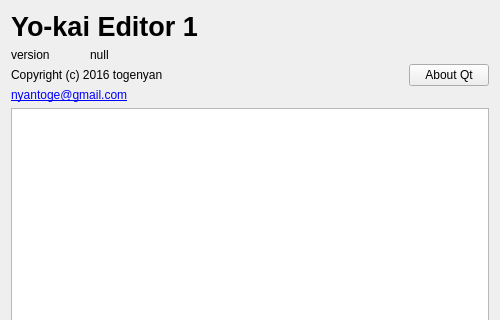
nobodyF34R/ykw-editors, file source-code/1/version_dialog.ui: the form before one commit; both pictures show x 0 to 500 and y 0 to 320 of the 500 by 500 pixel window.
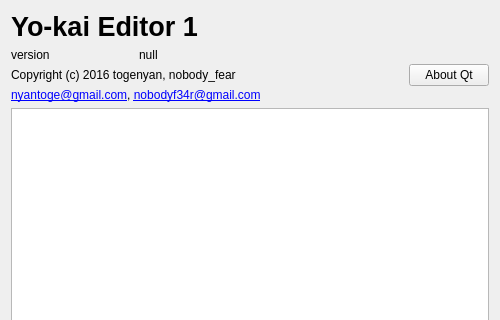
The form after the commit.

```diff
--- a/source-code/1/version_dialog.ui
+++ b/source-code/1/version_dialog.ui
@@ -58,14 +58,14 @@
          <item>
           <widget class="QLabel" name="label_4">
            <property name="text">
-            <string notr="true">Copyright (c) 2016 togenyan</string>
+            <string notr="true">Copyright (c) 2016 togenyan, nobody_fear</string>
            </property>
           </widget>
          </item>
          <item>
           <widget class="QLabel" name="label_5">
            <property name="text">
-            <string notr="true">&lt;a href=&quot;mailto:nyantoge@gmail.com&quot;&gt;nyantoge@gmail.com&lt;/a&gt;</string>
+            <string notr="true">&lt;a href=&quot;mailto:nyantoge@gmail.com&quot;&gt;nyantoge@gmail.com&lt;/a&gt;, &lt;a href=&quot;mailto:nobodyf34r@gmail.com&quot;&gt;nobodyf34r@gmail.com&lt;/a&gt;</string>
            </property>
            <property name="textFormat">
             <enum>Qt::RichText</enum>
```
